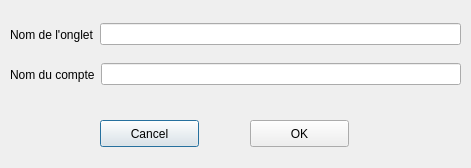
asm99/muami, file mailer/src/gui/gen/addaccount.ui: the form before one commit.
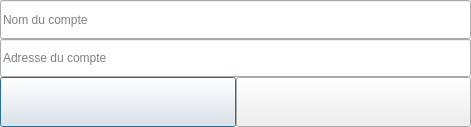
The form after the commit. Icons and pictures are not drawn.

Commit message: Refonte graphique - suite, Ajout du label interactif 'info'

What changed in the file:
```diff
--- a/mailer/src/gui/gen/addaccount.ui
+++ b/mailer/src/gui/gen/addaccount.ui
@@ -7,7 +7,7 @@
     <x>0</x>
     <y>0</y>
     <width>471</width>
-    <height>168</height>
+    <height>127</height>
    </rect>
   </property>
   <property name="sizePolicy">
@@ -22,76 +22,166 @@
   <property name="layoutDirection">
    <enum>Qt::LeftToRight</enum>
   </property>
-  <widget class="QPushButton" name="cancelButton">
-   <property name="geometry">
-    <rect>
-     <x>100</x>
-     <y>120</y>
-     <width>99</width>
-     <height>27</height>
-    </rect>
+  <layout class="QHBoxLayout" name="horizontalLayout_2">
+   <property name="spacing">
+    <number>0</number>
    </property>
-   <property name="text">
-    <string>Cancel</string>
+   <property name="leftMargin">
+    <number>0</number>
    </property>
-  </widget>
-  <widget class="QPushButton" name="okButton">
-   <property name="geometry">
-    <rect>
-     <x>250</x>
-     <y>120</y>
-     <width>99</width>
-     <height>27</height>
-    </rect>
+   <property name="topMargin">
+    <number>0</number>
    </property>
-   <property name="text">
-    <string>OK</string>
+   <property name="rightMargin">
+    <number>0</number>
    </property>
-  </widget>
-  <widget class="QWidget" name="">
-   <property name="geometry">
-    <rect>
-     <x>10</x>
-     <y>20</y>
-     <width>451</width>
-     <height>29</height>
-    </rect>
+   <property name="bottomMargin">
+    <number>0</number>
    </property>
-   <layout class="QHBoxLayout" name="horizontalLayout">
-    <item>
-     <widget class="QLabel" name="label">
-      <property name="text">
-       <string>Nom de l'onglet</string>
-      </property>
-     </widget>
-    </item>
-    <item>
-     <widget class="QLineEdit" name="tabName"/>
-    </item>
-   </layout>
-  </widget>
-  <widget class="QWidget" name="">
-   <property name="geometry">
-    <rect>
-     <x>10</x>
-     <y>60</y>
-     <width>451</width>
-     <height>29</height>
-    </rect>
-   </property>
-   <layout class="QHBoxLayout" name="horizontalLayout_2">
-    <item>
-     <widget class="QLabel" name="label_2">
-      <property name="text">
-       <string>Nom du compte</string>
-      </property>
-     </widget>
-    </item>
-    <item>
-     <widget class="QLineEdit" name="accountName"/>
-    </item>
-   </layout>
-  </widget>
+   <item>
+    <layout class="QVBoxLayout" name="verticalLayout_2">
+     <property name="spacing">
+      <number>0</number>
+     </property>
+     <item>
+      <layout class="QVBoxLayout" name="verticalLayout">
+       <property name="spacing">
+        <number>0</number>
+       </property>
+       <item>
+        <widget class="QLineEdit" name="tabName">
+         <property name="sizePolicy">
+          <sizepolicy hsizetype="Expanding" vsizetype="Maximum">
+           <horstretch>0</horstretch>
+           <verstretch>0</verstretch>
+          </sizepolicy>
+         </property>
+         <property name="maximumSize">
+          <size>
+           <width>16777215</width>
+           <height>40</height>
+          </size>
+         </property>
+         <property name="placeholderText">
+          <string>Nom du compte</string>
+         </property>
+        </widget>
+       </item>
+       <item>
+        <widget class="QLineEdit" name="accountName">
+         <property name="sizePolicy">
+          <sizepolicy hsizetype="Expanding" vsizetype="Maximum">
+           <horstretch>0</horstretch>
+           <verstretch>0</verstretch>
+          </sizepolicy>
+         </property>
+         <property name="maximumSize">
+          <size>
+           <width>16777215</width>
+           <height>40</height>
+          </size>
+         </property>
+         <property name="placeholderText">
+          <string>Adresse du compte</string>
+         </property>
+        </widget>
+       </item>
+      </layout>
+     </item>
+     <item>
+      <widget class="QWidget" name="buttonWidget" native="true">
+       <property name="sizePolicy">
+        <sizepolicy hsizetype="Preferred" vsizetype="Maximum">
+         <horstretch>0</horstretch>
+         <verstretch>0</verstretch>
+        </sizepolicy>
+       </property>
+       <property name="maximumSize">
+        <size>
+         <width>16777215</width>
+         <height>50</height>
+        </size>
+       </property>
+       <layout class="QHBoxLayout" name="horizontalLayout">
+        <property name="spacing">
+         <number>0</number>
+        </property>
+        <property name="leftMargin">
+         <number>0</number>
+        </property>
+        <property name="topMargin">
+         <number>0</number>
+        </property>
+        <property name="rightMargin">
+         <number>0</number>
+        </property>
+        <property name="bottomMargin">
+         <number>0</number>
+        </property>
+        <item>
+         <widget class="QPushButton" name="cancelButton">
+          <property name="sizePolicy">
+           <sizepolicy hsizetype="Expanding" vsizetype="Maximum">
+            <horstretch>0</horstretch>
+            <verstretch>0</verstretch>
+           </sizepolicy>
+          </property>
+          <property name="maximumSize">
+           <size>
+            <width>16777215</width>
+            <height>50</height>
+           </size>
+          </property>
+          <property name="text">
+           <string/>
+          </property>
+          <property name="icon">
+           <iconset resource="../icons.qrc">
+            <normaloff>:/icon/res/close-circle-outline.png</normaloff>:/icon/res/close-circle-outline.png</iconset>
+          </property>
+          <property name="iconSize">
+           <size>
+            <width>50</width>
+            <height>50</height>
+           </size>
+          </property>
+         </widget>
+        </item>
+        <item>
+         <widget class="QPushButton" name="okButton">
+          <property name="sizePolicy">
+           <sizepolicy hsizetype="Expanding" vsizetype="Maximum">
+            <horstretch>0</horstretch>
+            <verstretch>0</verstretch>
+           </sizepolicy>
+          </property>
+          <property name="maximumSize">
+           <size>
+            <width>16777215</width>
+            <height>50</height>
+           </size>
+          </property>
+          <property name="text">
+           <string/>
+          </property>
+          <property name="icon">
+           <iconset resource="../icons.qrc">
+            <normaloff>:/icon/res/checkbox-marked-circle-outline.png</normaloff>:/icon/res/checkbox-marked-circle-outline.png</iconset>
+          </property>
+          <property name="iconSize">
+           <size>
+            <width>50</width>
+            <height>50</height>
+           </size>
+          </property>
+         </widget>
+        </item>
+       </layout>
+      </widget>
+     </item>
+    </layout>
+   </item>
+  </layout>
  </widget>
  <resources/>
  <connections/>
```
Left out of the diff: 4 changed lines with no effect on the pictures. The commit also changes 31 other files.
